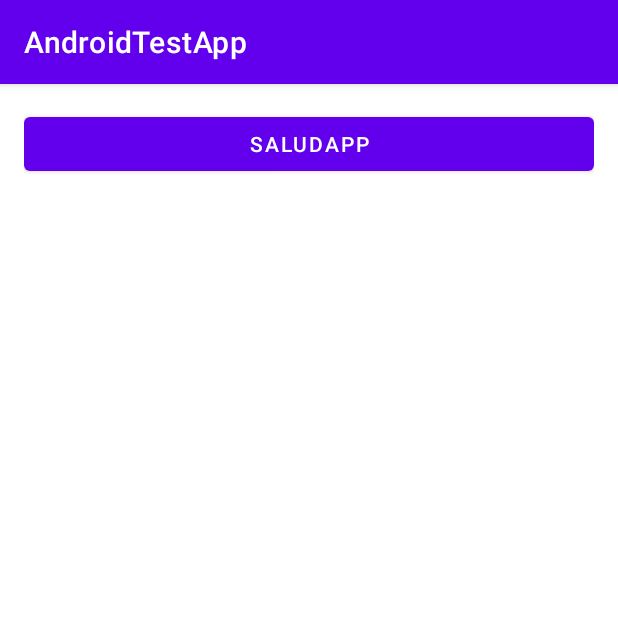
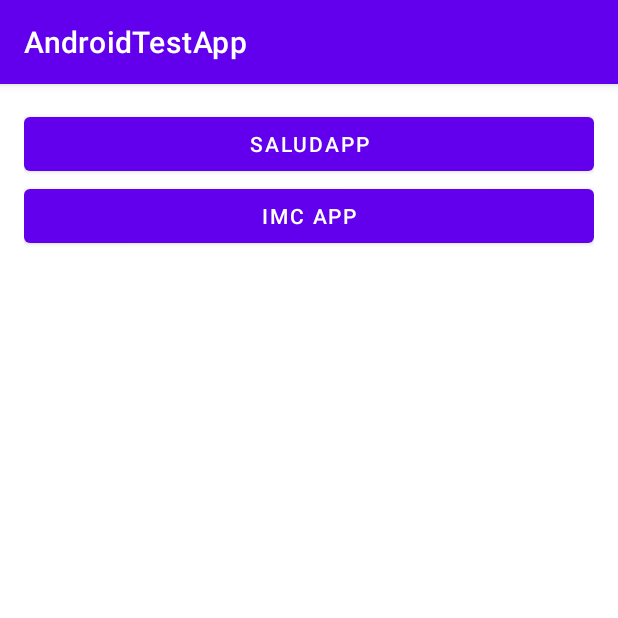
Before and after one commit to ZoiloGranda/curso-kotlin, an Android app: the screen it shows after launch (MenuActivity), on a phone screen of 412 x 824 dp, the top half of it. Run offline under Robolectric (Android 15) with nearby library versions, the phone set to English and light mode, and no system bars.

Commit message:
imc initial commit

```diff
--- a/app/src/main/AndroidManifest.xml
+++ b/app/src/main/AndroidManifest.xml
@@ -13,6 +13,9 @@
         android:theme="@style/Theme.AndroidTestApp"
         tools:targetApi="31">
         <activity
+            android:name=".imccalculator.IMCCalculatorActivity"
+            android:exported="false" />
+        <activity
             android:name=".MenuActivity"
             android:exported="true">
             <intent-filter>
@@ -26,8 +29,7 @@
             android:exported="false" />
         <activity
             android:name=".firstapp.FirstAppActivity"
-            android:exported="true">
-        </activity>
+            android:exported="true"></activity>
     </application>
 
 </manifest>
--- a/app/src/main/java/com/example/androidtestapp/MenuActivity.kt
+++ b/app/src/main/java/com/example/androidtestapp/MenuActivity.kt
@@ -5,16 +5,24 @@ import androidx.appcompat.app.AppCompatActivity
 import android.os.Bundle
 import android.widget.Button
 import com.example.androidtestapp.firstapp.FirstAppActivity
+import com.example.androidtestapp.imccalculator.IMCCalculatorActivity
 
 class MenuActivity : AppCompatActivity() {
     override fun onCreate(savedInstanceState: Bundle?) {
         super.onCreate(savedInstanceState)
         setContentView(R.layout.activity_menu)
         val btnSaludApp = findViewById<Button>(R.id.btnSaludApp)
+        val btnIMCApp = findViewById<Button>(R.id.btnIMCApp)
         btnSaludApp.setOnClickListener { navigateToSaludApp() }
+        btnSaludApp.setOnClickListener { navigateToIMCApp() }
     }
 
-    private fun navigateToSaludApp(){
+    private fun navigateToIMCApp() {
+        val intent= Intent(this, IMCCalculatorActivity::class.java)
+        startActivity(intent)
+    }
+
+    private fun navigateToSaludApp() {
         val intent = Intent(this, FirstAppActivity::class.java)
         startActivity(intent)
     }
--- a/app/src/main/res/layout/activity_menu.xml
+++ b/app/src/main/res/layout/activity_menu.xml
@@ -14,4 +14,10 @@
         android:layout_height="wrap_content"
         android:text="SaludApp"></Button>
 
+    <Button
+        android:id="@+id/btnIMCApp"
+        android:layout_width="match_parent"
+        android:layout_height="wrap_content"
+        android:text="IMC App"></Button>
+
 </androidx.appcompat.widget.LinearLayoutCompat>
```
Also changed, not shown: app/src/main/java/com/example/androidtestapp/imccalculator/IMCCalculatorActivity.kt (added, +12 -0 lines), app/src/main/res/layout/activity_imccalculator.xml (added, +9 -0 lines), app/src/main/res/values/colors.xml (+7 -0 lines).
